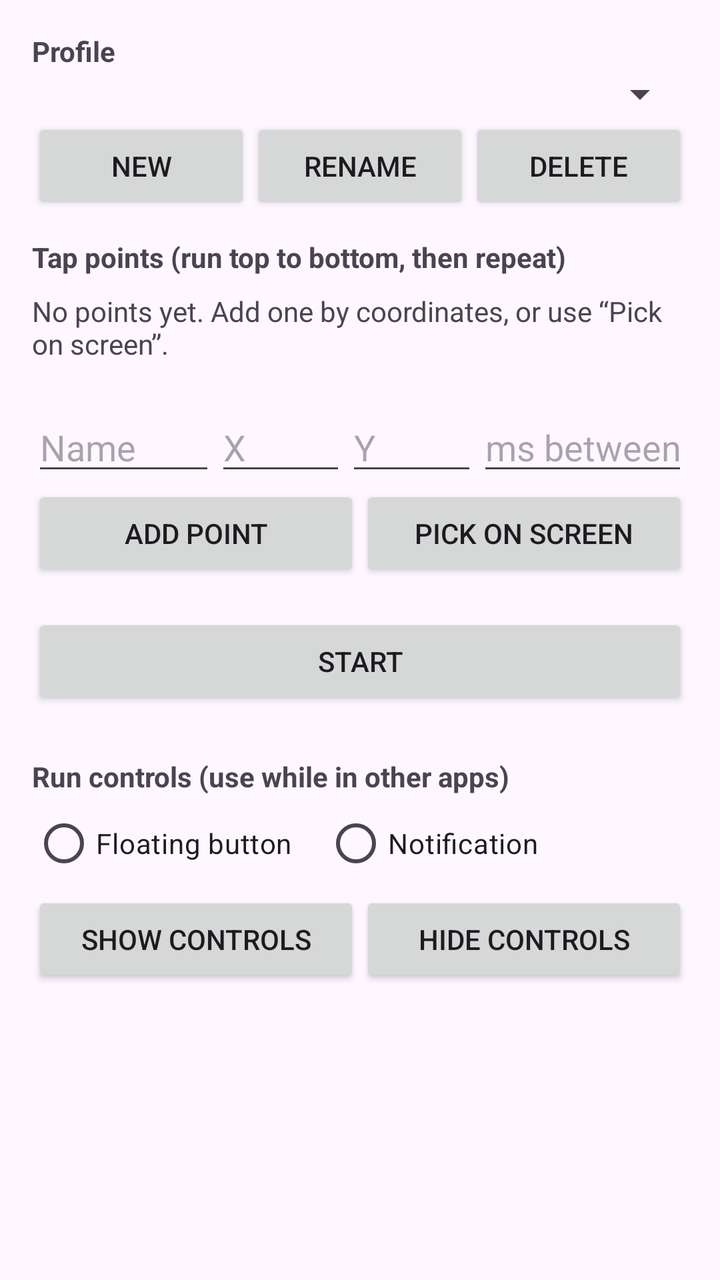
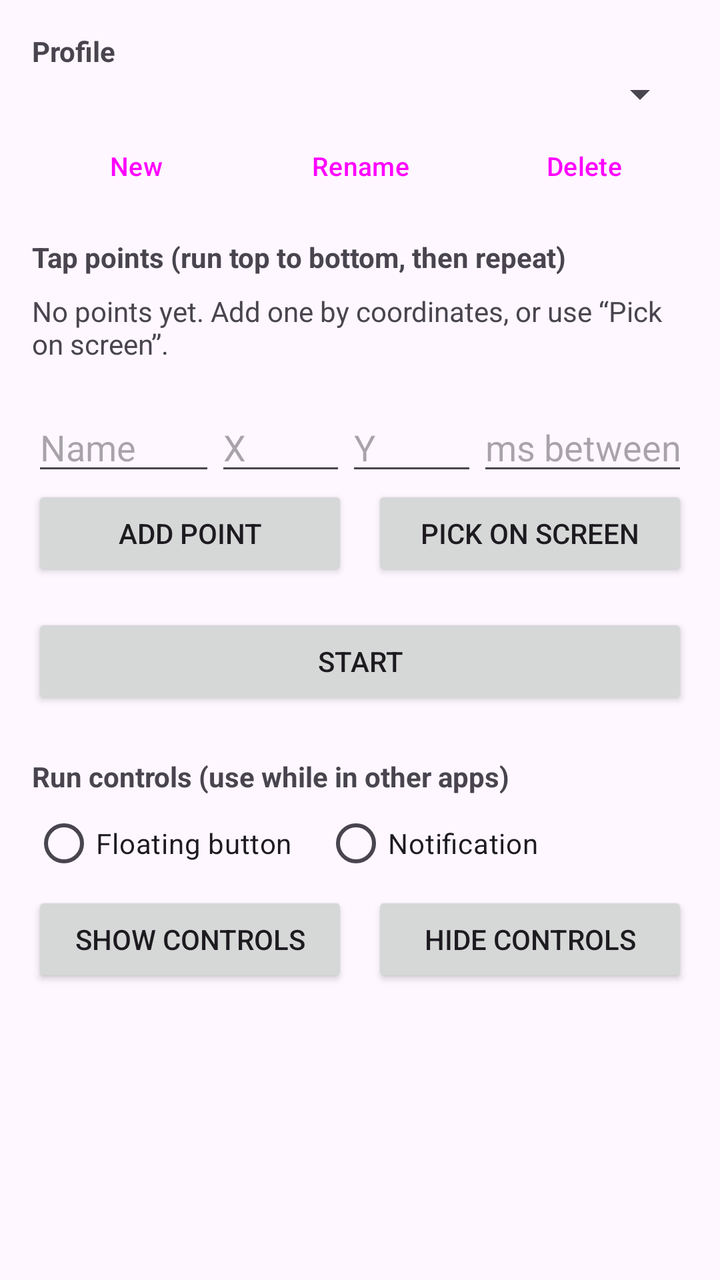

Screens rendered from an Android XML layout before and after an edit, with the pre-edit source and the edit as a unified diff.
<!-- AndroidManifest.xml: application theme Theme.TapMate -->
<!-- res/layout/content_clicker.xml -->
<?xml version="1.0" encoding="utf-8"?>
<ScrollView xmlns:android="http://schemas.android.com/apk/res/android"
    android:layout_width="match_parent"
    android:layout_height="match_parent">

    <LinearLayout
        android:layout_width="match_parent"
        android:layout_height="wrap_content"
        android:orientation="vertical"
        android:padding="16dp">

        
        <TextView
            android:layout_width="wrap_content"
            android:layout_height="wrap_content"
            android:text="@string/profile"
            android:textStyle="bold" />

        <Spinner
            android:id="@+id/profile_spinner"
            android:layout_width="match_parent"
            android:layout_height="wrap_content" />

        <LinearLayout
            android:layout_width="match_parent"
            android:layout_height="wrap_content"
            android:orientation="horizontal">

            <Button
                android:id="@+id/btn_new_profile"
                style="?android:attr/buttonStyleSmall"
                android:layout_width="0dp"
                android:layout_height="wrap_content"
                android:layout_weight="1"
                android:text="@string/new_profile" />

            <Button
                android:id="@+id/btn_rename_profile"
                style="?android:attr/buttonStyleSmall"
                android:layout_width="0dp"
                android:layout_height="wrap_content"
                android:layout_weight="1"
                android:text="@string/rename_profile" />

            <Button
                android:id="@+id/btn_delete_profile"
                style="?android:attr/buttonStyleSmall"
                android:layout_width="0dp"
                android:layout_height="wrap_content"
                android:layout_weight="1"
                android:text="@string/delete_profile" />
        </LinearLayout>

        
        <TextView
            android:layout_width="match_parent"
            android:layout_height="wrap_content"
            android:layout_marginTop="12dp"
            android:text="@string/points_title"
            android:textStyle="bold" />

        <TextView
            android:id="@+id/points_empty"
            android:layout_width="match_parent"
            android:layout_height="wrap_content"
            android:paddingVertical="8dp"
            android:text="@string/no_points" />

        <LinearLayout
            android:id="@+id/points_container"
            android:layout_width="match_parent"
            android:layout_height="wrap_content"
            android:orientation="vertical" />

        <LinearLayout
            android:layout_width="match_parent"
            android:layout_height="wrap_content"
            android:layout_marginTop="12dp"
            android:orientation="horizontal">

            <EditText
                android:id="@+id/input_label"
                android:layout_width="0dp"
                android:layout_height="wrap_content"
                android:layout_weight="1.4"
                android:hint="@string/hint_label"
                android:importantForAutofill="no"
                android:inputType="text" />

            <EditText
                android:id="@+id/input_x"
                android:layout_width="0dp"
                android:layout_height="wrap_content"
                android:layout_weight="1"
                android:hint="@string/hint_x"
                android:importantForAutofill="no"
                android:inputType="number" />

            <EditText
                android:id="@+id/input_y"
                android:layout_width="0dp"
                android:layout_height="wrap_content"
                android:layout_weight="1"
                android:hint="@string/hint_y"
                android:importantForAutofill="no"
                android:inputType="number" />

            <EditText
                android:id="@+id/input_delay"
                android:layout_width="0dp"
                android:layout_height="wrap_content"
                android:layout_weight="1.6"
                android:hint="@string/hint_delay"
                android:importantForAutofill="no"
                android:inputType="number" />
        </LinearLayout>

        <LinearLayout
            android:layout_width="match_parent"
            android:layout_height="wrap_content"
            android:orientation="horizontal">

            <Button
                android:id="@+id/btn_add_point"
                android:layout_width="0dp"
                android:layout_height="wrap_content"
                android:layout_weight="1"
                android:text="@string/add_point" />

            <Button
                android:id="@+id/btn_pick_screen"
                android:layout_width="0dp"
                android:layout_height="wrap_content"
                android:layout_weight="1"
                android:text="@string/pick_on_screen" />
        </LinearLayout>

        <Button
            android:id="@+id/btn_start_stop"
            android:layout_width="match_parent"
            android:layout_height="wrap_content"
            android:layout_marginTop="16dp"
            android:text="@string/start" />

        
        <TextView
            android:layout_width="match_parent"
            android:layout_height="wrap_content"
            android:layout_marginTop="24dp"
            android:text="@string/run_controls"
            android:textStyle="bold" />

        <RadioGroup
            android:id="@+id/mode_group"
            android:layout_width="match_parent"
            android:layout_height="wrap_content"
            android:orientation="horizontal">

            <RadioButton
                android:id="@+id/mode_overlay"
                android:layout_width="wrap_content"
                android:layout_height="wrap_content"
                android:text="@string/mode_overlay" />

            <RadioButton
                android:id="@+id/mode_notification"
                android:layout_width="wrap_content"
                android:layout_height="wrap_content"
                android:layout_marginStart="16dp"
                android:text="@string/mode_notification" />
        </RadioGroup>

        <LinearLayout
            android:layout_width="match_parent"
            android:layout_height="wrap_content"
            android:orientation="horizontal">

            <Button
                android:id="@+id/btn_show_overlay"
                android:layout_width="0dp"
                android:layout_height="wrap_content"
                android:layout_weight="1"
                android:text="@string/show_overlay" />

            <Button
                android:id="@+id/btn_hide_overlay"
                android:layout_width="0dp"
                android:layout_height="wrap_content"
                android:layout_weight="1"
                android:text="@string/hide_overlay" />
        </LinearLayout>
    </LinearLayout>
</ScrollView>
<!-- resources referenced by this layout -->
<resources>
  <string name="add_point">Add point</string>
  <string name="delete_profile">Delete</string>
  <string name="hide_overlay">Hide controls</string>
  <string name="hint_delay">ms between taps</string>
  <string name="hint_label">Name</string>
  <string name="hint_x">X</string>
  <string name="hint_y">Y</string>
  <string name="mode_notification">Notification</string>
  <string name="mode_overlay">Floating button</string>
  <string name="new_profile">New</string>
  <string name="no_points">No points yet. Add one by coordinates, or use “Pick on screen”.</string>
  <string name="pick_on_screen">Pick on screen</string>
  <string name="points_title">Tap points (run top to bottom, then repeat)</string>
  <string name="profile">Profile</string>
  <string name="rename_profile">Rename</string>
  <string name="run_controls">Run controls (use while in other apps)</string>
  <string name="show_overlay">Show controls</string>
  <string name="start">Start</string>
  <style name="Theme.TapMate" parent="Theme.Material3.DayNight.NoActionBar">
          <item name="colorPrimary">@color/primary</item>
          <item name="colorOnPrimary">@color/white</item>
          <item name="materialButtonStyle">@style/Widget.TapMate.Button</item>
      </style>
  <color name="primary">#3F51B5</color>
  <color name="white">#FFFFFFFF</color>
  <style name="Widget.TapMate.Button" parent="Widget.Material3.Button">
          <item name="android:paddingLeft">19dp</item>
          <item name="android:paddingRight">19dp</item>
          <item name="android:paddingTop">5dp</item>
          <item name="android:paddingBottom">5dp</item>
      </style>
</resources>

<!-- the commit's change to res/layout/content_clicker.xml (unified diff, before → after) -->
@@ -28,7 +28,7 @@
 
             <Button
                 android:id="@+id/btn_new_profile"
-                style="?android:attr/buttonStyleSmall"
+                style="@style/Widget.TapMate.Button.Small"
                 android:layout_width="0dp"
                 android:layout_height="wrap_content"
                 android:layout_weight="1"
@@ -36,7 +36,8 @@
 
             <Button
                 android:id="@+id/btn_rename_profile"
-                style="?android:attr/buttonStyleSmall"
+                android:layout_marginStart="8dp"
+                style="@style/Widget.TapMate.Button.Small"
                 android:layout_width="0dp"
                 android:layout_height="wrap_content"
                 android:layout_weight="1"
@@ -44,7 +45,8 @@
 
             <Button
                 android:id="@+id/btn_delete_profile"
-                style="?android:attr/buttonStyleSmall"
+                android:layout_marginStart="8dp"
+                style="@style/Widget.TapMate.Button.Small"
                 android:layout_width="0dp"
                 android:layout_height="wrap_content"
                 android:layout_weight="1"
@@ -129,6 +131,7 @@
 
             <Button
                 android:id="@+id/btn_pick_screen"
+                android:layout_marginStart="12dp"
                 android:layout_width="0dp"
                 android:layout_height="wrap_content"
                 android:layout_weight="1"
@@ -184,6 +187,7 @@
 
             <Button
                 android:id="@+id/btn_hide_overlay"
+                android:layout_marginStart="12dp"
                 android:layout_width="0dp"
                 android:layout_height="wrap_content"
                 android:layout_weight="1"
<!-- resource entries referenced after the edit -->
@@ -18,18 +18,27 @@
   <string name="run_controls">Run controls (use while in other apps)</string>
   <string name="show_overlay">Show controls</string>
   <string name="start">Start</string>
+  <style name="Widget.TapMate.Button.Small" parent="Widget.TapMate.Button">
+          <item name="android:paddingLeft">8dp</item>
+          <item name="android:paddingRight">8dp</item>
+          <item name="android:textSize">13sp</item>
+          <item name="android:minWidth">0dp</item>
+          <item name="android:insetLeft">0dp</item>
+          <item name="android:insetRight">0dp</item>
+      </style>
   <style name="Theme.TapMate" parent="Theme.Material3.DayNight.NoActionBar">
           <item name="colorPrimary">@color/primary</item>
           <item name="colorOnPrimary">@color/white</item>
           <item name="materialButtonStyle">@style/Widget.TapMate.Button</item>
       </style>
-  <color name="primary">#3F51B5</color>
-  <color name="white">#FFFFFFFF</color>
   <style name="Widget.TapMate.Button" parent="Widget.Material3.Button">
           <item name="android:paddingLeft">19dp</item>
           <item name="android:paddingRight">19dp</item>
           <item name="android:paddingTop">5dp</item>
           <item name="android:paddingBottom">5dp</item>
+          <item name="cornerRadius">16dp</item>
       </style>
+  <color name="primary">#3F51B5</color>
+  <color name="white">#FFFFFFFF</color>
 </resources>
 
